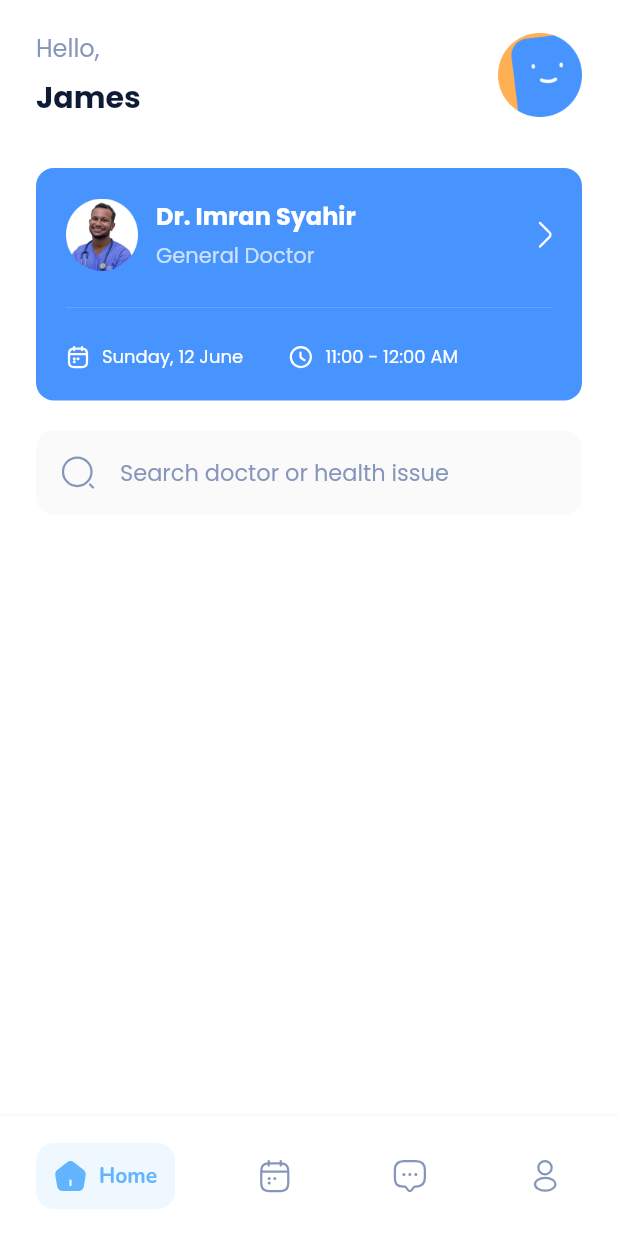
After one commit to dayojiboye/doctors_appointment, a Flutter app: the screen it shows after launch, on a phone screen of 412 x 824 dp. The commit adds this screen. Run offline on Flutter 3.47's test engine with Material 3 defaults, Android fonts, the phone set to English and light mode, and no system bars; drawn by our look-alikes of google_nav_bar; our stand-ins replace flutter_svg, google_fonts.

Commit message:
feat: started working on home screen

```diff
--- a/lib/src/app.dart
+++ b/lib/src/app.dart
@@ -1,5 +1,7 @@
 import "package:doctors_appointment/src/utils/theme.dart";
+import "package:doctors_appointment/src/views/home.dart";
 import "package:flutter/material.dart";
+import "package:google_fonts/google_fonts.dart";
 import "package:google_nav_bar/google_nav_bar.dart";
 import "package:flutter_svg/flutter_svg.dart";
 
@@ -31,7 +33,7 @@ class _MyAppState extends State<MyApp> {
         return const Center(child: Text("Profile"));
 
       default:
-        return const Center(child: Text("Home"));
+        return const HomeScreen();
     }
   }
 
@@ -50,6 +52,7 @@ class _MyAppState extends State<MyApp> {
               BoxShadow(
                 blurRadius: 1,
                 color: Color(0XFFF6F6F6),
+                spreadRadius: 1,
               )
             ],
           ),
@@ -62,6 +65,11 @@ class _MyAppState extends State<MyApp> {
               child: GNav(
                 rippleColor: Colors.transparent,
                 hoverColor: Colors.transparent,
+                textStyle: TextStyle(
+                  fontFamily: GoogleFonts.nunito().fontFamily,
+                  fontWeight: FontWeight.bold,
+                  color: kLightBlue,
+                ),
                 gap: 8,
                 activeColor: kLightBlue,
                 iconSize: 24,
--- /dev/null
+++ b/lib/src/views/home.dart
@@ -0,0 +1,81 @@
+import 'package:doctors_appointment/src/utils/margin.dart';
+import 'package:doctors_appointment/src/utils/theme.dart';
+import 'package:doctors_appointment/src/widgets/appointment_card.dart';
+import 'package:doctors_appointment/src/widgets/search_input.dart';
+import 'package:flutter/material.dart';
+// import 'package:flutter_svg/flutter_svg.dart';
+
+class HomeScreen extends StatefulWidget {
+  const HomeScreen({super.key});
+
+  @override
+  State<HomeScreen> createState() => _HomeScreenState();
+}
+
+class _HomeScreenState extends State<HomeScreen> {
+  final TextEditingController searchTextController = TextEditingController();
+
+  @override
+  void dispose() {
+    searchTextController.dispose();
+    super.dispose();
+  }
+
+  @override
+  Widget build(BuildContext context) {
+    return Scaffold(
+      backgroundColor: kWhite,
+      body: SafeArea(
+        bottom: false,
+        child: SingleChildScrollView(
+          padding: const EdgeInsets.only(
+            top: 20,
+            left: 24,
+            right: 24,
+            bottom: 50,
+          ),
+          child: Column(
+            children: [
+              Row(
+                mainAxisAlignment: MainAxisAlignment.spaceBetween,
+                crossAxisAlignment: CrossAxisAlignment.center,
+                children: [
+                  const Column(
+                    crossAxisAlignment: CrossAxisAlignment.start,
+                    children: [
+                      Text(
+                        "Hello,",
+                        style: TextStyle(
+                          fontSize: 16,
+                          color: kPrimary,
+                        ),
+                      ),
+                      YMargin(6),
+                      Text(
+                        "James",
+                        style: TextStyle(
+                          fontSize: 20,
+                          color: kHeader,
+                          fontWeight: FontWeight.bold,
+                        ),
+                      )
+                    ],
+                  ),
+                  Image.asset(
+                    "assets/images/profile-pic.png",
+                    width: 56,
+                    height: 56,
+                  )
+                ],
+              ),
+              const YMargin(32),
+              const AppointmentCard(),
+              const YMargin(20),
+              SearchInput(controller: searchTextController)
+            ],
+          ),
+        ),
+      ),
+    );
+  }
+}
--- /dev/null
+++ b/lib/src/widgets/appointment_card.dart
@@ -0,0 +1,100 @@
+import 'package:doctors_appointment/src/utils/margin.dart';
+import 'package:doctors_appointment/src/utils/theme.dart';
+import 'package:flutter/material.dart';
+import "package:flutter_svg/flutter_svg.dart";
+
+class AppointmentCard extends StatelessWidget {
+  const AppointmentCard({super.key});
+
+  @override
+  Widget build(BuildContext context) {
+    return InkWell(
+      onTap: () {},
+      child: Container(
+        padding: const EdgeInsets.all(20),
+        decoration: const BoxDecoration(
+          color: kDeepBlue,
+          borderRadius: BorderRadius.all(
+            Radius.circular(12),
+          ),
+        ),
+        child: Column(
+          children: [
+            Row(
+              mainAxisAlignment: MainAxisAlignment.spaceBetween,
+              children: [
+                Row(
+                  crossAxisAlignment: CrossAxisAlignment.center,
+                  children: [
+                    Image.asset(
+                      "assets/images/imran.png",
+                      width: 48,
+                      height: 48,
+                    ),
+                    const XMargin(12),
+                    const Column(
+                      crossAxisAlignment: CrossAxisAlignment.start,
+                      children: [
+                        Text(
+                          "Dr. Imran Syahir",
+                          style: TextStyle(
+                            fontWeight: FontWeight.bold,
+                            color: kWhite,
+                            fontSize: 16,
+                          ),
+                        ),
+                        YMargin(4),
+                        Text(
+                          "General Doctor",
+                          style: TextStyle(
+                            fontSize: 14,
+                            color: Color(0XFFCBE1FF),
+                          ),
+                        )
+                      ],
+                    )
+                  ],
+                ),
+                SvgPicture.asset("assets/icons/chevron-right.svg"),
+              ],
+            ),
+            const YMargin(16),
+            const Divider(color: Color.fromRGBO(255, 255, 255, 0.15)),
+            const YMargin(16),
+            Row(
+              children: [
+                Row(
+                  children: [
+                    SvgPicture.asset("assets/icons/calendar-white.svg"),
+                    const XMargin(8),
+                    const Text(
+                      "Sunday, 12 June",
+                      style: TextStyle(
+                        color: kWhite,
+                        fontSize: 12,
+                      ),
+                    )
+                  ],
+                ),
+                const XMargin(30),
+                Row(
+                  children: [
+                    SvgPicture.asset("assets/icons/clock-white.svg"),
+                    const XMargin(8),
+                    const Text(
+                      "11:00 - 12:00 AM",
+                      style: TextStyle(
+                        color: kWhite,
+                        fontSize: 12,
+                      ),
+                    )
+                  ],
+                ),
+              ],
+            )
+          ],
+        ),
+      ),
+    );
+  }
+}
--- /dev/null
+++ b/lib/src/widgets/search_input.dart
@@ -0,0 +1,46 @@
+import 'package:doctors_appointment/src/utils/theme.dart';
+import 'package:flutter/material.dart';
+import 'package:flutter_svg/flutter_svg.dart';
+
+class SearchInput extends StatelessWidget {
+  const SearchInput({super.key, required this.controller});
+
+  final TextEditingController controller;
+
+  @override
+  Widget build(BuildContext context) {
+    return TextField(
+      controller: controller,
+      decoration: InputDecoration(
+        hintText: "Search doctor or health issue",
+        prefixIcon: Container(
+          margin: const EdgeInsetsDirectional.symmetric(
+            horizontal: 16,
+            vertical: 16,
+          ),
+          child: SvgPicture.asset("assets/icons/search.svg"),
+        ),
+        contentPadding: const EdgeInsets.symmetric(
+          horizontal: 16,
+          vertical: 16,
+        ),
+        filled: true,
+        fillColor: kIconBg,
+        border: const OutlineInputBorder(
+          borderSide: BorderSide.none,
+          borderRadius: BorderRadius.all(
+            Radius.circular(12),
+          ),
+        ),
+        hintStyle: const TextStyle(
+          color: kPrimary,
+          fontSize: 15,
+        ),
+      ),
+      style: const TextStyle(
+        color: kPrimary,
+        fontSize: 15,
+      ),
+    );
+  }
+}
```
Also changed, not shown: assets/icons/search.svg (added), assets/images/imran.png (added), assets/images/profile-pic.png (added).
